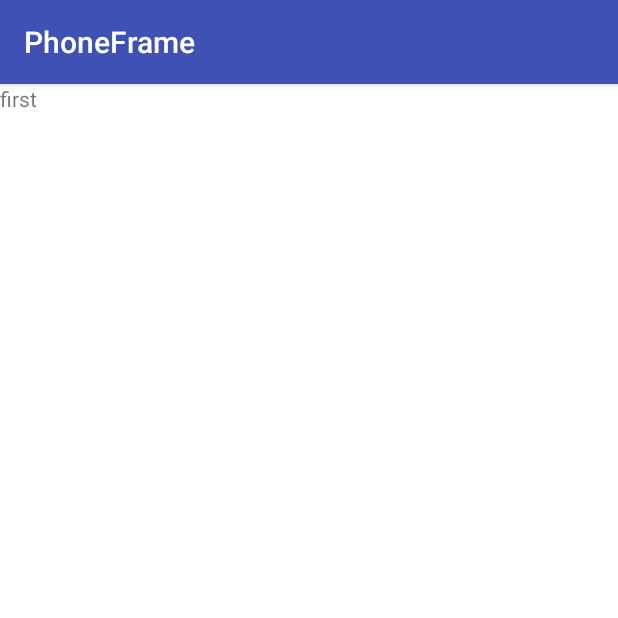
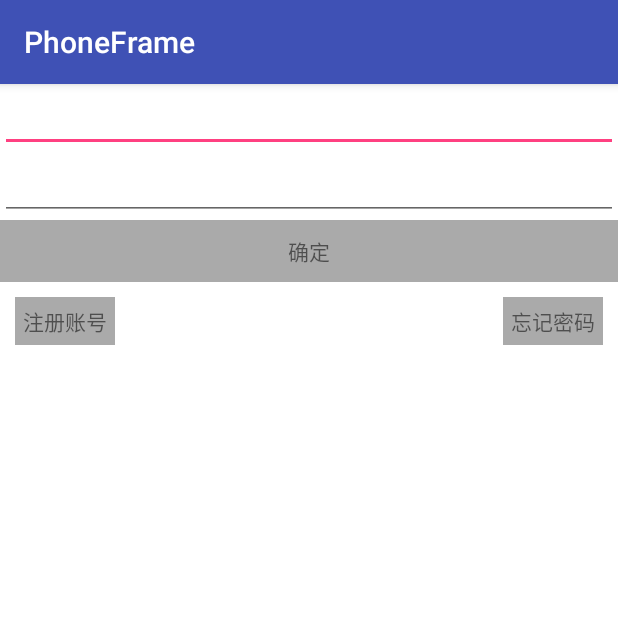
Before and after one commit to zjycpzjy/PhoneFrame, an Android app: the fragment FirstFragment shown on its own in the app's theme, on a phone screen of 412 x 824 dp, the top half of it. Run offline under Robolectric (Android 15) with nearby library versions, the phone set to English and light mode, and no system bars; our stand-ins replace ButterKnife; 1 statement that could not run was skipped.

Commit message:
优化base基础封装

```diff
--- a/MyApplication/app/src/main/java/phone/zjy/com/phoneframe/AppActivity.java
+++ b/MyApplication/app/src/main/java/phone/zjy/com/phoneframe/AppActivity.java
@@ -15,6 +15,7 @@ import android.support.annotation.Nullable;
 import android.support.v4.app.ActivityCompat;
 import android.support.v7.app.AlertDialog;
 import android.util.Log;
+import android.view.View;
 
 import java.util.ArrayList;
 import java.util.List;
@@ -25,7 +26,7 @@ import phoneframe.Permission.PermissionsChecker;
 /**
  * Created by zhangjiaying on 16/5/26.
  */
-public abstract class AppActivity extends BaseActivity{
+public abstract class AppActivity extends BaseActivity implements View.OnClickListener{
 
     public static final int PERMISSIONS_GRANTED = 0; // 权限授权
     public static final int PERMISSIONS_DENIED = 1; // 权限拒绝
--- a/MyApplication/app/src/main/java/phone/zjy/com/phoneframe/FirstFragment.java
+++ b/MyApplication/app/src/main/java/phone/zjy/com/phoneframe/FirstFragment.java
@@ -1,19 +1,53 @@
 package phone.zjy.com.phoneframe;
 
 import android.os.Bundle;
+import android.support.annotation.Nullable;
 import android.view.View;
+import android.widget.EditText;
+import android.widget.TextView;
+
+import butterknife.Bind;
 
 /**
  * Created by zhangjiaying on 16/5/26.
  */
 public class FirstFragment extends BaseFragment{
     private static String name;
+    private static String FIRSTTAG = "firstTag";
+    @Bind(R.id.et_username)
+    EditText username;
+    @Bind(R.id.et_usersecret)
+    EditText secret;
+    @Bind(R.id.tv_confirm)
+    TextView confirm;
+    @Bind(R.id.tv_regist)
+    TextView regist;
+    @Bind(R.id.tv_forget)
+    TextView forget;
+
     public static FirstFragment newInstance(String name){
+        FirstFragment firstFragment = new FirstFragment();
+        Bundle bundle = new Bundle();
+        bundle.putString(FIRSTTAG,name);
+        firstFragment.setArguments(bundle);
+        return firstFragment;
+    }
 
-        return new FirstFragment();
+    @Override
+    public void onCreate(@Nullable Bundle savedInstanceState) {
+        super.onCreate(savedInstanceState);
+        if(getArguments() != null){
+            name = getArguments().getString(FIRSTTAG);
+        }
+
     }
+
     @Override
     protected void initView(View view, Bundle savedInstanceState) {
+        username.setText(name);
+        confirm.setOnClickListener(this);
+        regist.setOnClickListener(this);
+        forget.setOnClickListener(this);
 
     }
 
@@ -24,6 +58,16 @@ public class FirstFragment extends BaseFragment{
 
     @Override
     public void onClick(View v) {
-
+         switch (v.getId()){
+             case R.id.tv_confirm:
+                 addFragment(new SecondFragment().newInstance("确认登录跳转"));
+                 break;
+             case R.id.tv_regist:
+                 addFragment(new SecondFragment().newInstance("登录跳转需要注册"));
+                 break;
+             case R.id.tv_forget:
+                 removeFragment();
+                 break;
+         }
     }
 }
--- a/MyApplication/app/src/main/java/phone/zjy/com/phoneframe/LoginActivity.java
+++ b/MyApplication/app/src/main/java/phone/zjy/com/phoneframe/LoginActivity.java
@@ -4,6 +4,7 @@ import android.Manifest;
 import android.content.Intent;
 import android.os.Bundle;
 import android.support.annotation.Nullable;
+import android.view.View;
 
 /**
  * Created by zhangjiaying on 16/5/26.
@@ -67,4 +68,8 @@ public class LoginActivity extends AppActivity{
         return PERMISSIONS;
     }
 
+    @Override
+    public void onClick(View v) {
+
+    }
 }
--- a/MyApplication/app/src/main/java/phone/zjy/com/phoneframe/MainFragment.java
+++ b/MyApplication/app/src/main/java/phone/zjy/com/phoneframe/MainFragment.java
@@ -16,7 +16,6 @@ public class MainFragment extends BaseFragment{
     Button mainBtn;
     @Bind(R.id.btn_back)
     Button backBtn;
-
 
 
     public static MainFragment newInstance(){
--- a/MyApplication/app/src/main/res/layout/fragment_first.xml
+++ b/MyApplication/app/src/main/res/layout/fragment_first.xml
@@ -4,8 +4,41 @@
     android:layout_width="match_parent"
     android:background="@android:color/white"
     android:layout_height="match_parent">
+
+    <EditText
+        android:layout_width="match_parent"
+        android:layout_height="wrap_content"
+        android:id="@+id/et_username"/>
+    <EditText
+        android:layout_width="match_parent"
+        android:layout_height="wrap_content"
+        android:id="@+id/et_usersecret"/>
     <TextView
-        android:layout_width="wrap_content"
+        android:layout_width="match_parent"
         android:layout_height="wrap_content"
-        android:text="first"/>
+        android:padding="10dp"
+        android:gravity="center"
+        android:id="@+id/tv_confirm"
+        android:background="@android:color/darker_gray"
+        android:text="确定"/>
+    <RelativeLayout
+        android:layout_width="match_parent"
+        android:layout_height="wrap_content"
+        android:padding="10dp">
+        <TextView
+            android:id="@+id/tv_regist"
+            android:layout_width="wrap_content"
+            android:layout_height="wrap_content"
+            android:background="@android:color/darker_gray"
+            android:padding="5dp"
+            android:text="注册账号"/>
+        <TextView
+            android:id="@+id/tv_forget"
+            android:layout_width="wrap_content"
+            android:layout_height="wrap_content"
+            android:background="@android:color/darker_gray"
+            android:layout_alignParentRight="true"
+            android:padding="5dp"
+            android:text="忘记密码"/>
+    </RelativeLayout>
 </LinearLayout>
--- a/MyApplication/app/src/main/res/layout/fragment_second.xml
+++ b/MyApplication/app/src/main/res/layout/fragment_second.xml
@@ -5,6 +5,7 @@
     android:layout_height="match_parent"
     android:background="@android:color/white">
     <TextView
+        android:id="@+id/tv_second"
         android:layout_width="match_parent"
         android:layout_height="wrap_content"
         android:text="second"/>
```
Also changed, not shown: MyApplication/app/src/main/java/phone/zjy/com/phoneframe/MainActivity.java (+48 -20 lines), MyApplication/app/src/main/java/phone/zjy/com/phoneframe/SecondFragment.java (+21 -2 lines), MyApplication/app/src/main/res/layout/content_main.xml (+10 -1 lines).
